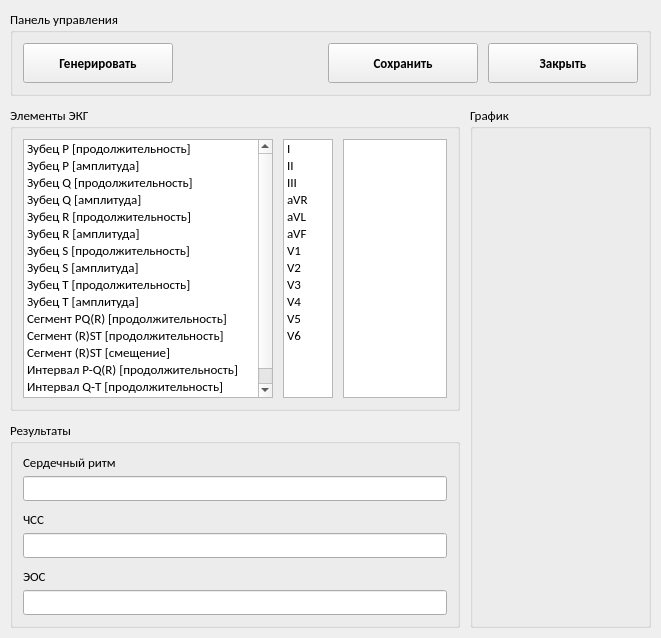
WeeIIer/ECG-monitoring-system, file ui/ecg_simulator_window.ui: the form before one commit.
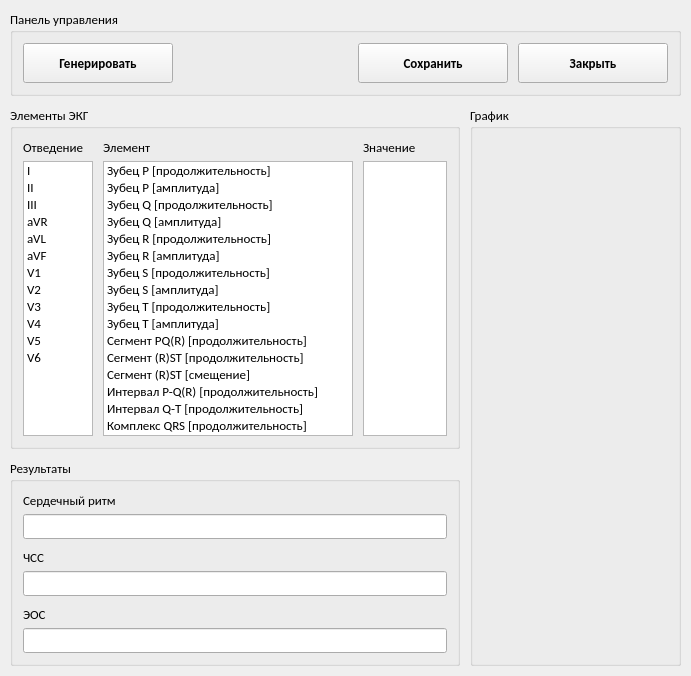
The form after the commit.

Commit message: feat: add correct output of ECG-simulator

Patch:
```diff
--- a/ui/ecg_simulator_window.ui
+++ b/ui/ecg_simulator_window.ui
@@ -6,8 +6,8 @@
    <rect>
     <x>0</x>
     <y>0</y>
-    <width>661</width>
-    <height>638</height>
+    <width>691</width>
+    <height>676</height>
    </rect>
   </property>
   <property name="sizePolicy">
@@ -259,6 +259,114 @@
              <number>10</number>
             </property>
             <item>
+             <layout class="QVBoxLayout" name="verticalLayout_26">
+              <property name="spacing">
+               <number>5</number>
+              </property>
+              <item>
+               <widget class="QLabel" name="label_19">
+                <property name="text">
+                 <string>Отведение</string>
+                </property>
+               </widget>
+              </item>
+              <item>
+               <widget class="QListWidget" name="list_ecg_leads">
+                <property name="sizePolicy">
+                 <sizepolicy hsizetype="Preferred" vsizetype="Expanding">
+                  <horstretch>0</horstretch>
+                  <verstretch>0</verstretch>
+                 </sizepolicy>
+                </property>
+                <property name="minimumSize">
+                 <size>
+                  <width>0</width>
+                  <height>0</height>
+                 </size>
+                </property>
+                <property name="maximumSize">
+                 <size>
+                  <width>80</width>
+                  <height>16777215</height>
+                 </size>
+                </property>
+                <item>
+                 <property name="text">
+                  <string>I</string>
+                 </property>
+                </item>
+                <item>
+                 <property name="text">
+                  <string>II</string>
+                 </property>
+                </item>
+                <item>
+                 <property name="text">
+                  <string>III</string>
+                 </property>
+                </item>
+                <item>
+                 <property name="text">
+                  <string>aVR</string>
+                 </property>
+                </item>
+                <item>
+                 <property name="text">
+                  <string>aVL</string>
+                 </property>
+                </item>
+                <item>
+                 <property name="text">
+                  <string>aVF</string>
+                 </property>
+                </item>
+                <item>
+                 <property name="text">
+                  <string>V1</string>
+                 </property>
+                </item>
+                <item>
+                 <property name="text">
+                  <string>V2</string>
+                 </property>
+                </item>
+                <item>
+                 <property name="text">
+                  <string>V3</string>
+                 </property>
+                </item>
+                <item>
+                 <property name="text">
+                  <string>V4</string>
+                 </property>
+                </item>
+                <item>
+                 <property name="text">
+                  <string>V5</string>
+                 </property>
+                </item>
+                <item>
+                 <property name="text">
+                  <string>V6</string>
+                 </property>
+                </item>
+               </widget>
+              </item>
+             </layout>
+            </item>
+            <item>
+             <layout class="QVBoxLayout" name="verticalLayout_27">
+              <property name="spacing">
+               <number>5</number>
+              </property>
+              <item>
+               <widget class="QLabel" name="label_20">
+                <property name="text">
+                 <string>Элемент</string>
+                </property>
+               </widget>
+              </item>
+              <item>
              <widget class="QListWidget" name="list_ecg_content">
               <property name="minimumSize">
                <size>
@@ -348,86 +456,18 @@
               </item>
              </widget>
             </item>
-            <item>
-             <widget class="QListWidget" name="list_ecg_leads">
-              <property name="sizePolicy">
-               <sizepolicy hsizetype="Fixed" vsizetype="Expanding">
-                <horstretch>0</horstretch>
-                <verstretch>0</verstretch>
-               </sizepolicy>
-              </property>
-              <property name="minimumSize">
-               <size>
-                <width>0</width>
-                <height>0</height>
-               </size>
-              </property>
-              <property name="maximumSize">
-               <size>
-                <width>50</width>
-                <height>16777215</height>
-               </size>
-              </property>
-              <item>
-               <property name="text">
-                <string>I</string>
-               </property>
+             </layout>
               </item>
               <item>
-               <property name="text">
-                <string>II</string>
-               </property>
-              </item>
+             <layout class="QVBoxLayout" name="verticalLayout_28">
+              <property name="spacing">
+               <number>5</number>
+              </property>
               <item>
+               <widget class="QLabel" name="label_21">
                <property name="text">
-                <string>III</string>
-               </property>
-              </item>
-              <item>
-               <property name="text">
-                <string>aVR</string>
-               </property>
-              </item>
-              <item>
-               <property name="text">
-                <string>aVL</string>
-               </property>
-              </item>
-              <item>
-               <property name="text">
-                <string>aVF</string>
-               </property>
-              </item>
-              <item>
-               <property name="text">
-                <string>V1</string>
-               </property>
-              </item>
-              <item>
-               <property name="text">
-                <string>V2</string>
-               </property>
-              </item>
-              <item>
-               <property name="text">
-                <string>V3</string>
-               </property>
-              </item>
-              <item>
-               <property name="text">
-                <string>V4</string>
-               </property>
-              </item>
-              <item>
-               <property name="text">
-                <string>V5</string>
-               </property>
-              </item>
-              <item>
-               <property name="text">
-                <string>V6</string>
-               </property>
-              </item>
+                 <string>Значение</string>
+                </property>
              </widget>
             </item>
             <item>
@@ -445,6 +485,8 @@
                <bool>true</bool>
               </property>
              </widget>
+              </item>
+             </layout>
             </item>
            </layout>
           </item>
```
Lines whose indentation alone changed are shown as unchanged. The commit also changes 3 other files.
